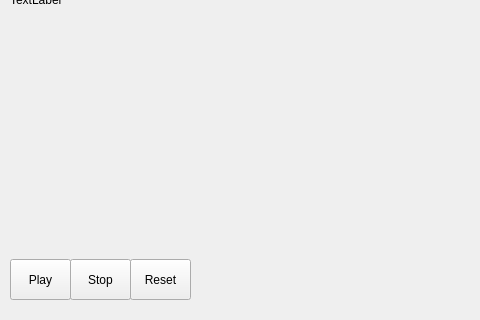
Above: mainwindow.ui from asdkmm5050/opencv_fire_detection before the change; both pictures show x 0 to 480 and y 280 to 600 of the 1030 by 600 pixel window. Below: the same form after it.
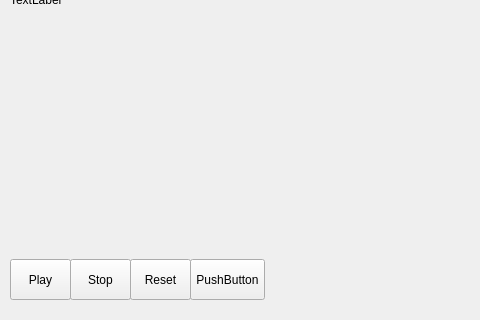
That is the form after the change.

Patch:
```diff
--- a/mainwindow.ui
+++ b/mainwindow.ui
@@ -85,6 +85,19 @@
      <string>Reset</string>
     </property>
    </widget>
+   <widget class="QPushButton" name="pushButton_4">
+    <property name="geometry">
+     <rect>
+      <x>190</x>
+      <y>520</y>
+      <width>75</width>
+      <height>41</height>
+     </rect>
+    </property>
+    <property name="text">
+     <string>PushButton</string>
+    </property>
+   </widget>
   </widget>
   <widget class="QMenuBar" name="menuBar">
    <property name="geometry">
```
Left out of the diff: 2 changed lines with no effect on the pictures.
